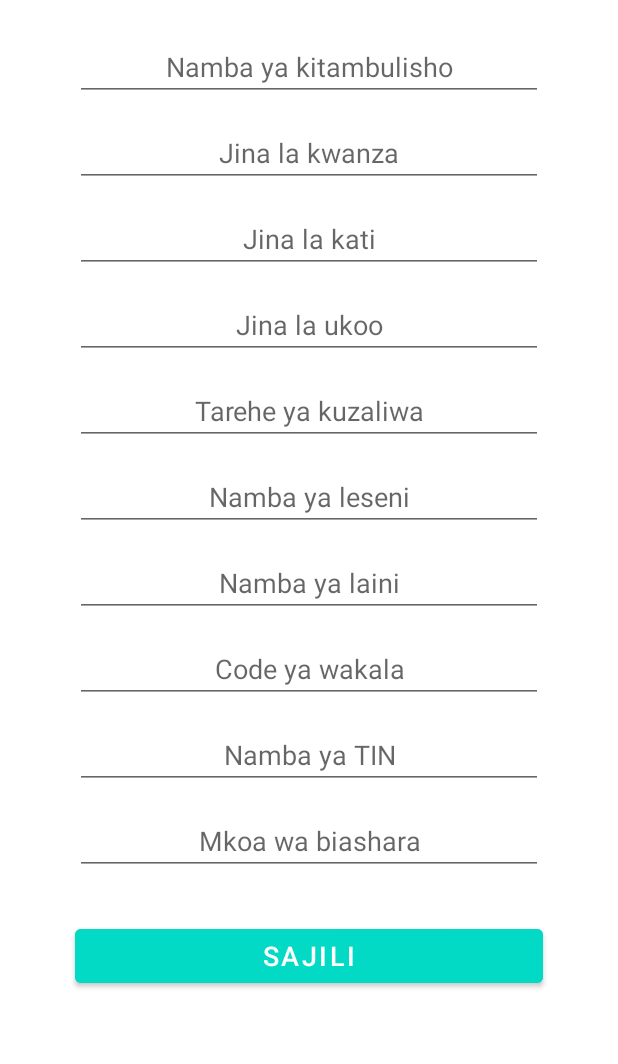
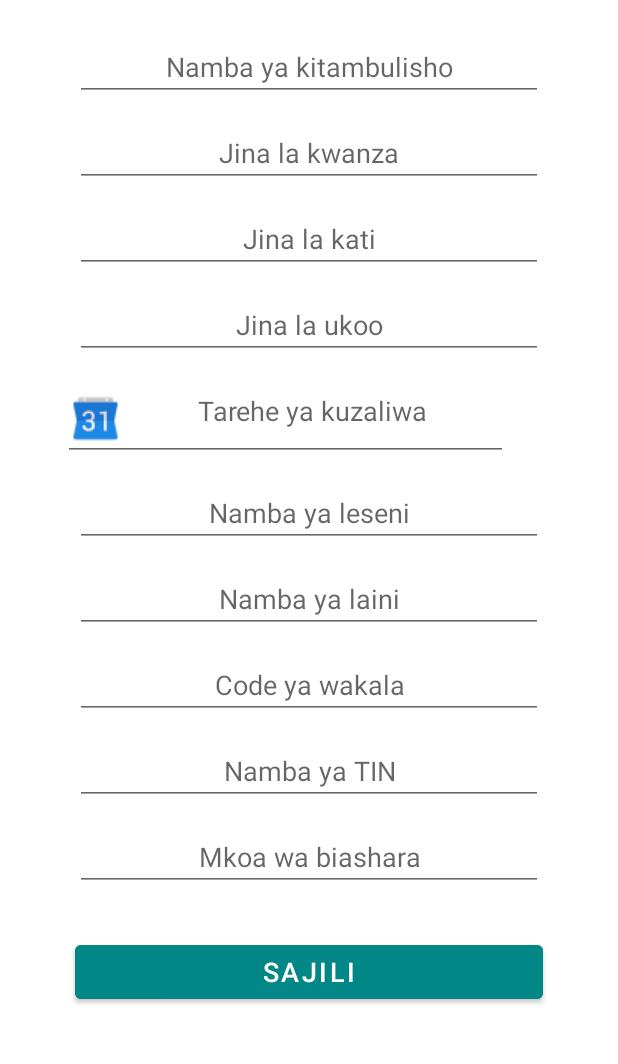
Before and after one commit to ahchupaza/SajiliWakala-App, an Android app: the WakalaRegistrationActivity screen opened directly, with no data from a screen before it, on a phone screen of 412 x 824 dp, the part 151-1215 px from its top. Run offline under Robolectric (Android 15) with nearby library versions, the phone set to English and light mode, and no system bars; our stand-ins replace Firebase (no records; nobody signed in at launch, a user with empty details on screens opened directly).

Commit message:
Added the calendar drawable

```diff
--- a/app/src/main/res/layout/activity_main.xml
+++ b/app/src/main/res/layout/activity_main.xml
@@ -33,7 +33,7 @@
             android:layout_marginLeft="50dp"
             android:layout_marginEnd="50dp"
             android:layout_marginRight="50dp"
-            android:backgroundTint="@color/design_default_color_on_primary"
+            android:backgroundTint="@color/teal_700"
             android:textColor="#ffff"
             android:textSize="18sp"
             android:text="@string/endelea"/>
--- a/app/src/main/res/layout/activity_wakala_registration.xml
+++ b/app/src/main/res/layout/activity_wakala_registration.xml
@@ -101,11 +101,13 @@
             android:layout_marginTop="12dp"
             android:layout_marginStart="50dp"
             android:layout_marginLeft="50dp"
-            android:layout_marginEnd="50dp"
-            android:layout_marginRight="50dp"
+            android:layout_marginEnd="65dp"
+            android:layout_marginRight="65dp"
             android:gravity="center_horizontal"
             android:ems="10"
             android:hint="@string/tarehe_ya_kuzaliwa"
+            android:drawableStart="@drawable/calendar"
+            android:drawableLeft="@drawable/calendar"
             android:importantForAutofill="no"
             android:inputType="date"
             tools:text="@string/tarehe_ya_kuzaliwa" />
@@ -220,7 +222,7 @@
             android:layout_marginLeft="50dp"
             android:layout_marginEnd="50dp"
             android:layout_marginRight="50dp"
-            android:backgroundTint="@color/teal_200"
+            android:backgroundTint="@color/teal_700"
             android:textColor="#ffff"
             android:textSize="18sp"
             android:text="@string/sajili"/>
```
Also changed, not shown: app/src/main/res/drawable/calendar.png (added), app/src/main/res/drawable/calendar2.png (added).
